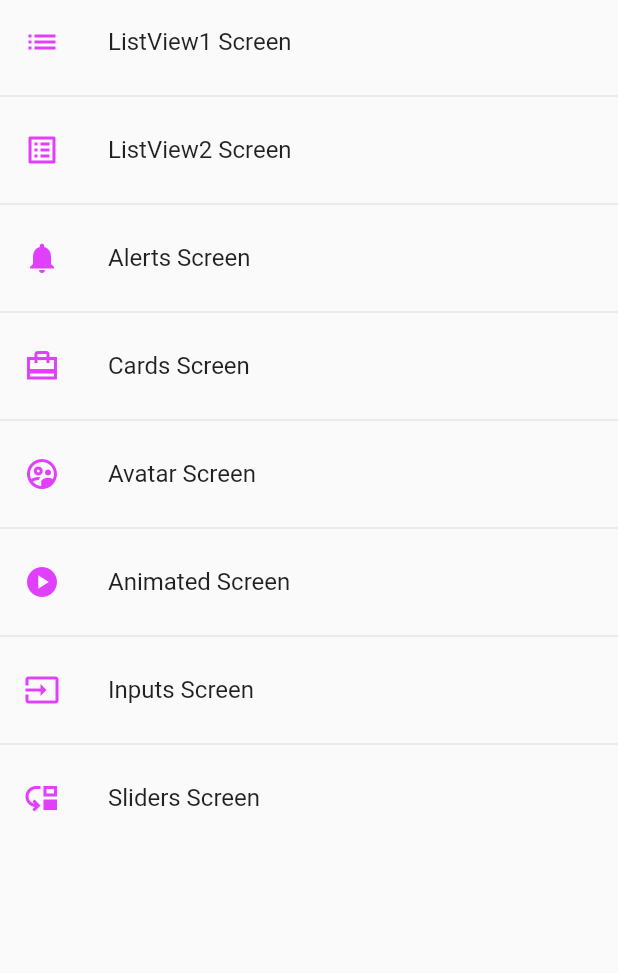
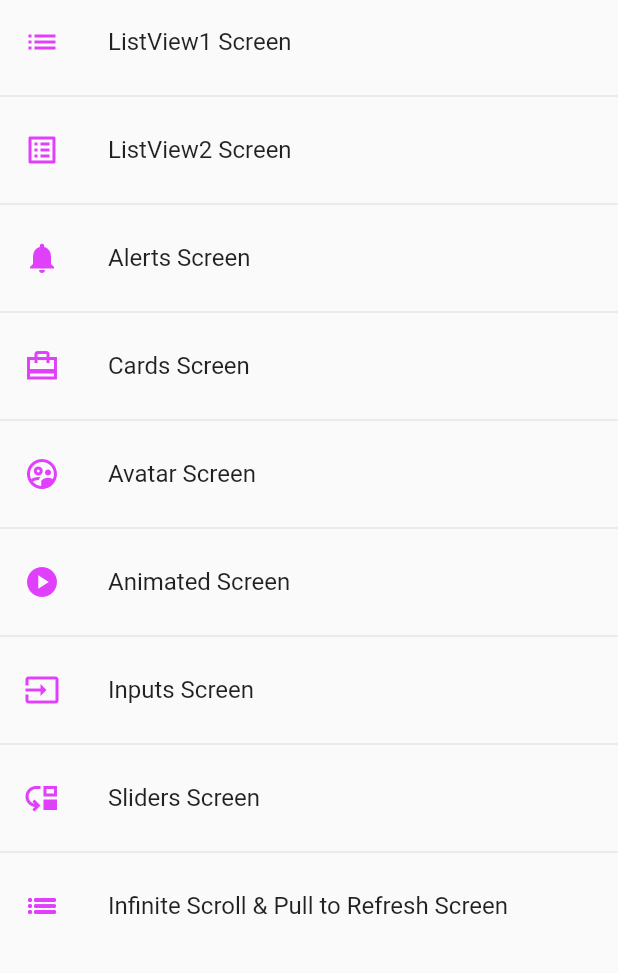
Before and after one commit to erviinHD/Flutter-Components, a Flutter app: the screen it shows after launch, on a phone screen of 412 x 824 dp, the part 84-1057 px from its top. Run offline on Flutter 3.47's test engine with Material 2 defaults, Android fonts, the phone set to English and light mode, and no system bars.

Commit message:
feat: list view

```diff
--- a/lib/router/app_routes.dart
+++ b/lib/router/app_routes.dart
@@ -45,6 +45,11 @@ class AppRoutes {
         name: 'Sliders Screen',
         screen: const SliderScreen(),
         icon: Icons.move_down),
+    MenuOptions(
+        route: 'listView',
+        name: 'Infinite Scroll & Pull to Refresh Screen',
+        screen: const ListBuilderScreen(),
+        icon: Icons.list_sharp),
   ];
   static Map<String, Widget Function(BuildContext)> getAppRoutes() {
     Map<String, Widget Function(BuildContext)> appRoutes = {};
--- a/lib/screens/screens.dart
+++ b/lib/screens/screens.dart
@@ -1,3 +1,4 @@
+export 'package:fl_components/screens/listview_builder.screen.dart';
 export 'package:fl_components/screens/slider_screen.dart';
 export 'package:fl_components/screens/inputs_screen.dart';
 export 'package:fl_components/screens/animated_screen.dart';
```
Also changed, not shown: lib/screens/listview_builder.screen.dart (added, +28 -0 lines).
